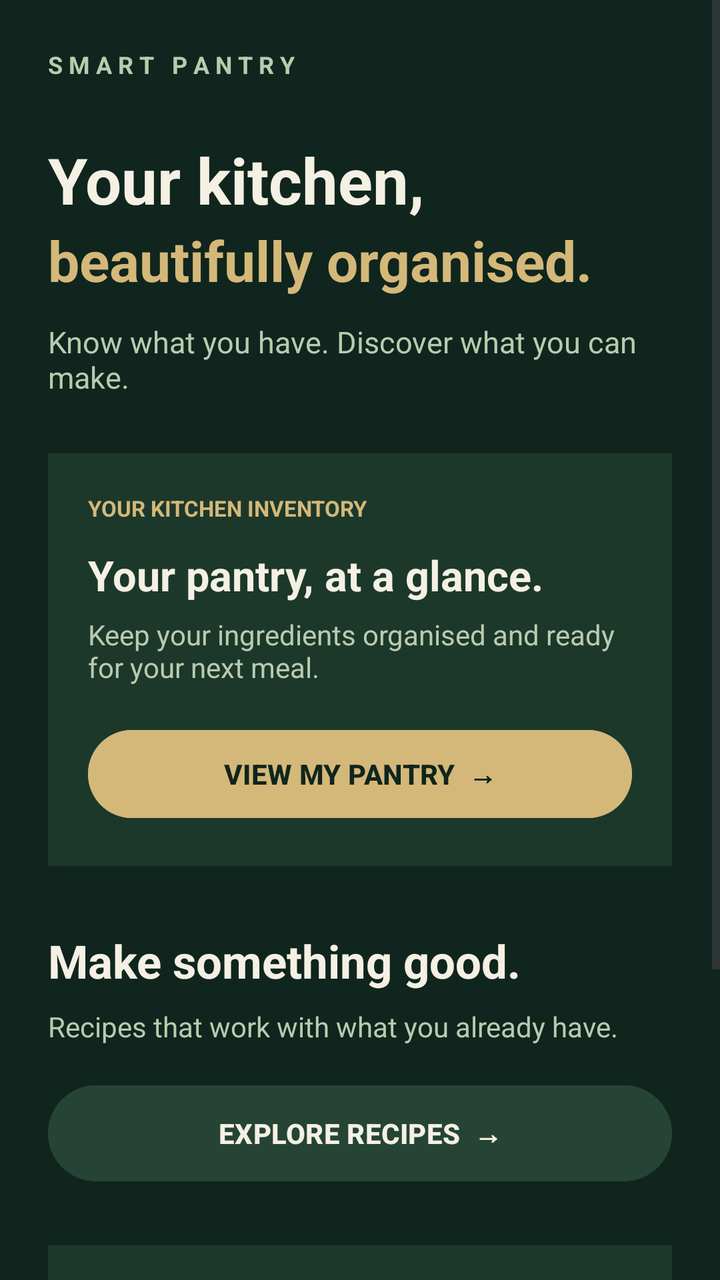
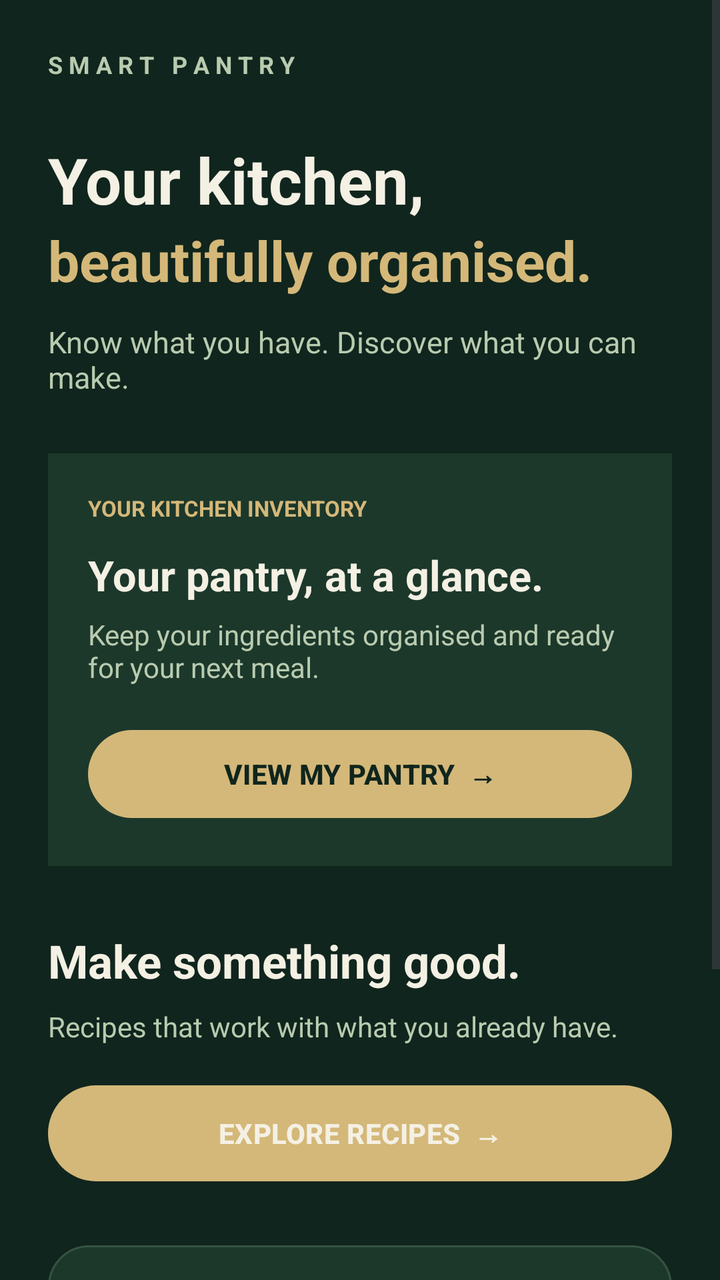

Two renders of the same Android screen: before a commit and after it. Below are the layout's source before the change and the commit's diff.
<!-- AndroidManifest.xml: application theme Theme.SmartPantryManager -->
<!-- res/layout/activity_main.xml -->
<?xml version="1.0" encoding="utf-8"?>
<ScrollView xmlns:android="http://schemas.android.com/apk/res/android"
    android:id="@+id/main"
    android:layout_width="match_parent"
    android:layout_height="match_parent"
    android:background="#10251D"
    android:fillViewport="true"
    android:clipToPadding="false">

    <LinearLayout
        android:layout_width="match_parent"
        android:layout_height="wrap_content"
        android:orientation="vertical"
        android:padding="24dp">

        
        <TextView
            android:layout_width="wrap_content"
            android:layout_height="wrap_content"
            android:text="S M A R T   P A N T R Y"
            android:textColor="#B9CBAF"
            android:textSize="12sp"
            android:textStyle="bold" />

        <TextView
            android:layout_width="match_parent"
            android:layout_height="wrap_content"
            android:layout_marginTop="28dp"
            android:text="Your kitchen,"
            android:textColor="#F4F0E4"
            android:textSize="32sp"
            android:textStyle="bold" />

        <TextView
            android:layout_width="match_parent"
            android:layout_height="wrap_content"
            android:text="beautifully organised."
            android:textColor="#D4B879"
            android:textSize="28sp"
            android:textStyle="bold" />

        <TextView
            android:layout_width="match_parent"
            android:layout_height="wrap_content"
            android:layout_marginTop="12dp"
            android:layout_marginBottom="28dp"
            android:text="Know what you have. Discover what you can make."
            android:textColor="#B9CBAF"
            android:textSize="15sp" />

        
        <LinearLayout
            android:layout_width="match_parent"
            android:layout_height="wrap_content"
            android:orientation="vertical"
            android:padding="20dp"
            android:background="#1C382B">

            <TextView
                android:layout_width="wrap_content"
                android:layout_height="wrap_content"
                android:text="YOUR KITCHEN INVENTORY"
                android:textColor="#D4B879"
                android:textSize="11sp"
                android:textStyle="bold" />

            <TextView
                android:layout_width="match_parent"
                android:layout_height="wrap_content"
                android:layout_marginTop="12dp"
                android:text="Your pantry, at a glance."
                android:textColor="#F4F0E4"
                android:textSize="21sp"
                android:textStyle="bold" />

            <TextView
                android:layout_width="match_parent"
                android:layout_height="wrap_content"
                android:layout_marginTop="6dp"
                android:layout_marginBottom="18dp"
                android:text="Keep your ingredients organised and ready for your next meal."
                android:textColor="#B9CBAF"
                android:textSize="14sp" />

            <Button
                android:id="@+id/btnPantry"
                android:layout_width="match_parent"
                android:layout_height="wrap_content"
                android:backgroundTint="#D4B879"
                android:text="VIEW MY PANTRY  →"
                android:textColor="#10251D"
                android:textStyle="bold"
                android:minHeight="52dp"
                android:textAllCaps="false" />

        </LinearLayout>

        
        <TextView
            android:layout_width="match_parent"
            android:layout_height="wrap_content"
            android:layout_marginTop="32dp"
            android:text="Make something good."
            android:textColor="#F4F0E4"
            android:textSize="23sp"
            android:textStyle="bold" />

        <TextView
            android:layout_width="match_parent"
            android:layout_height="wrap_content"
            android:layout_marginTop="8dp"
            android:layout_marginBottom="16dp"
            android:text="Recipes that work with what you already have."
            android:textColor="#B9CBAF"
            android:textSize="14sp" />

        <Button
            android:id="@+id/btnRecipes"
            android:layout_width="match_parent"
            android:layout_height="wrap_content"
            android:backgroundTint="#254436"
            android:text="EXPLORE RECIPES  →"
            android:textColor="#F4F0E4"
            android:textStyle="bold"
            android:minHeight="56dp"
            android:textAllCaps="false" />

        
        <LinearLayout
            android:layout_width="match_parent"
            android:layout_height="wrap_content"
            android:layout_marginTop="28dp"
            android:orientation="vertical"
            android:padding="18dp"
            android:background="#1C382B">

            <TextView
                android:layout_width="match_parent"
                android:layout_height="wrap_content"
                android:text="Personalise your experience"
                android:textColor="#F4F0E4"
                android:textSize="17sp"
                android:textStyle="bold" />

            <TextView
                android:layout_width="match_parent"
                android:layout_height="wrap_content"
                android:layout_marginTop="6dp"
                android:layout_marginBottom="12dp"
                android:text="Manage your app preferences."
                android:textColor="#B9CBAF"
                android:textSize="14sp" />

            <Button
                android:id="@+id/btnSettings"
                android:layout_width="match_parent"
                android:layout_height="wrap_content"
                android:backgroundTint="#254436"
                android:text="OPEN SETTINGS"
                android:textColor="#D4B879"
                android:textAllCaps="false" />

        </LinearLayout>

        
        <TextView
            android:layout_width="match_parent"
            android:layout_height="wrap_content"
            android:layout_marginTop="28dp"
            android:layout_marginBottom="12dp"
            android:gravity="center"
            android:text="LESS WASTE. MORE GOOD FOOD."
            android:textColor="#78917F"
            android:textSize="11sp"
            android:letterSpacing="0.08" />

    </LinearLayout>

</ScrollView>
<!-- resources referenced by this layout -->
<resources>
  <style name="Theme.SmartPantryManager" parent="Base.Theme.SmartPantryManager" />
  <style name="Base.Theme.SmartPantryManager" parent="Theme.Material3.DayNight.NoActionBar">
          
          
      </style>
</resources>

<!-- the commit's change to res/layout/activity_main.xml (unified diff, before → after) -->
@@ -86,7 +86,7 @@
                 android:id="@+id/btnPantry"
                 android:layout_width="match_parent"
                 android:layout_height="wrap_content"
-                android:backgroundTint="#D4B879"
+                android:backgroundTint="@null"
                 android:text="VIEW MY PANTRY  →"
                 android:textColor="#10251D"
                 android:textStyle="bold"
@@ -118,7 +118,7 @@
             android:id="@+id/btnRecipes"
             android:layout_width="match_parent"
             android:layout_height="wrap_content"
-            android:backgroundTint="#254436"
+            android:backgroundTint="@null"
             android:text="EXPLORE RECIPES  →"
             android:textColor="#F4F0E4"
             android:textStyle="bold"
@@ -132,7 +132,7 @@
             android:layout_marginTop="28dp"
             android:orientation="vertical"
             android:padding="18dp"
-            android:background="#1C382B">
+            android:background="@drawable/bg_card">
 
             <TextView
                 android:layout_width="match_parent"
@@ -155,7 +155,7 @@
                 android:id="@+id/btnSettings"
                 android:layout_width="match_parent"
                 android:layout_height="wrap_content"
-                android:backgroundTint="#254436"
+                android:backgroundTint="@null"
                 android:text="OPEN SETTINGS"
                 android:textColor="#D4B879"
                 android:textAllCaps="false" />
<!-- resource entries referenced after the edit -->
@@ -1,9 +1,41 @@
 <!-- resources referenced by this layout -->
 <resources>
+  <!-- drawable bg_card (drawable) -->
+  <?xml version="1.0" encoding="utf-8"?>
+  <shape xmlns:android="http://schemas.android.com/apk/res/android">
+      <solid android:color="@color/pantry_card"/>
+      <corners android:radius="20dp"/>
+      <stroke android:width="1dp" android:color="@color/pantry_border"/>
+  </shape>
   <style name="Theme.SmartPantryManager" parent="Base.Theme.SmartPantryManager" />
+  <color name="pantry_card">#1C382B</color>
+  <color name="pantry_border">#355342</color>
   <style name="Base.Theme.SmartPantryManager" parent="Theme.Material3.DayNight.NoActionBar">
-          
-          
+  
+          <item name="colorPrimary">@color/pantry_gold</item>
+          <item name="colorOnPrimary">@color/pantry_background</item>
+  
+          <item name="colorSecondary">@color/pantry_sage</item>
+          <item name="colorOnSecondary">@color/pantry_background</item>
+  
+          <item name="colorSurface">@color/pantry_card</item>
+          <item name="colorOnSurface">@color/pantry_cream</item>
+  
+          <item name="colorControlActivated">@color/pantry_gold</item>
+          <item name="colorAccent">@color/pantry_gold</item>
+          <item name="android:colorAccent">@color/pantry_gold</item>
+  
+          <item name="android:windowBackground">@color/pantry_background</item>
+          <item name="android:statusBarColor">@color/pantry_background</item>
+          <item name="android:navigationBarColor">@color/pantry_background</item>
+  
+          <item name="android:windowLightStatusBar">false</item>
+          <item name="android:windowLightNavigationBar" tools:targetApi="27">false</item>
+  
       </style>
+  <color name="pantry_gold">#D4B879</color>
+  <color name="pantry_background">#10251D</color>
+  <color name="pantry_sage">#B9CBAF</color>
+  <color name="pantry_cream">#F4F0E4</color>
 </resources>
 
